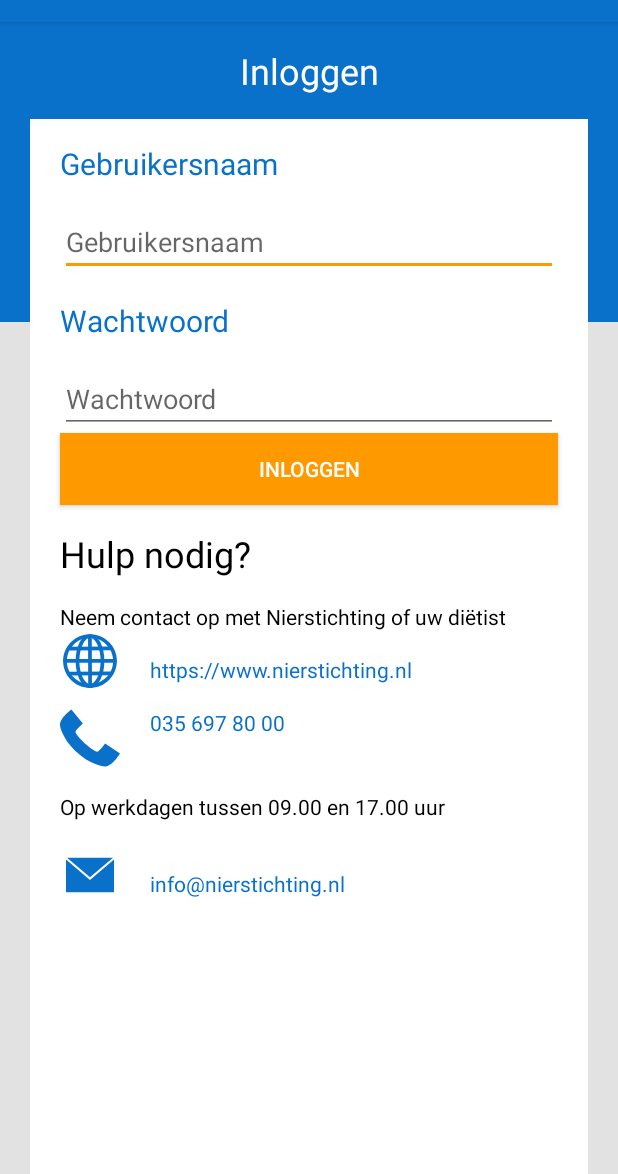
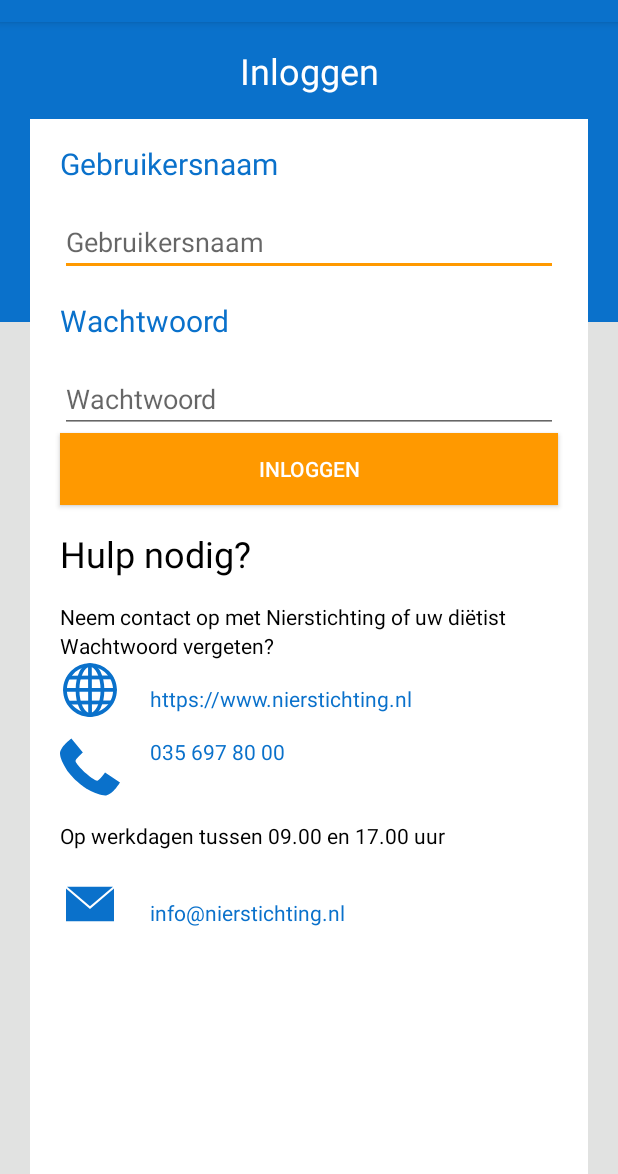
Before and after one commit to giannistek1/Nizi, an Android app: the screen it shows after launch (MainActivity), on a phone screen of 412 x 824 dp, the part 62-1236 px from its top. Run offline under Robolectric (Android 15) with nearby library versions, the phone set to English and light mode, and no system bars.

Commit message:
Added password forgotten + small fix

```diff
--- a/app/src/main/res/layout/activity_main.xml
+++ b/app/src/main/res/layout/activity_main.xml
@@ -108,12 +108,21 @@
 
 
         <TextView
-            android:id="@+id/activity_main_txt_helpDesc"
+            android:id="@+id/activity_main_txt_help_desc"
             android:textColor="@android:color/black"
             android:text="@string/help_desc"
             android:layout_marginLeft="@dimen/marginLeft"
             android:layout_width="match_parent"
             android:layout_height="wrap_content"/>
+
+        <TextView
+            android:id="@+id/activity_main_txt_password_forgotten"
+            android:textColor="@android:color/black"
+            android:text="@string/password_forgotten"
+            android:layout_marginLeft="@dimen/marginLeft"
+            android:layout_width="match_parent"
+            android:layout_height="wrap_content"
+            android:clickable="true"/>
 
     <!-- WEBSITE INFO -->
     <LinearLayout
--- a/app/src/main/res/values/strings.xml
+++ b/app/src/main/res/values/strings.xml
@@ -6,6 +6,7 @@
     <string name="login">Inloggen</string>
     <string name="username">Gebruikersnaam</string>
     <string name="password">Wachtwoord</string>
+    <string name="password_forgotten">Wachtwoord vergeten?</string>
     <string name="help">Hulp nodig?</string>
     <string name="help_desc">Neem contact op met Nierstichting of uw diëtist</string>
     <string name="nierstichting_url">https://www.nierstichting.nl</string>
```
Also changed, not shown: 1 other file.
